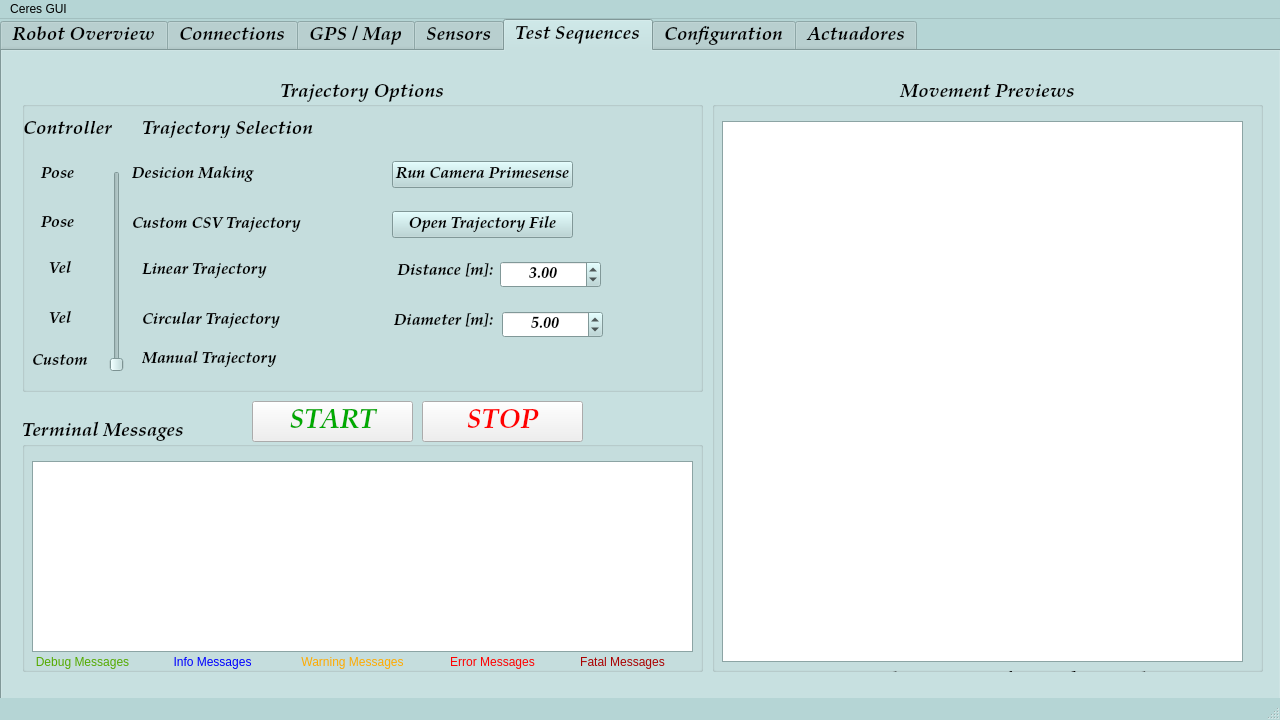
First picture: the form in ceres/gui/mainwindow.ui, repository RobiDeantonio/CERES-gui_and_advanced_Navigation, before the edit.
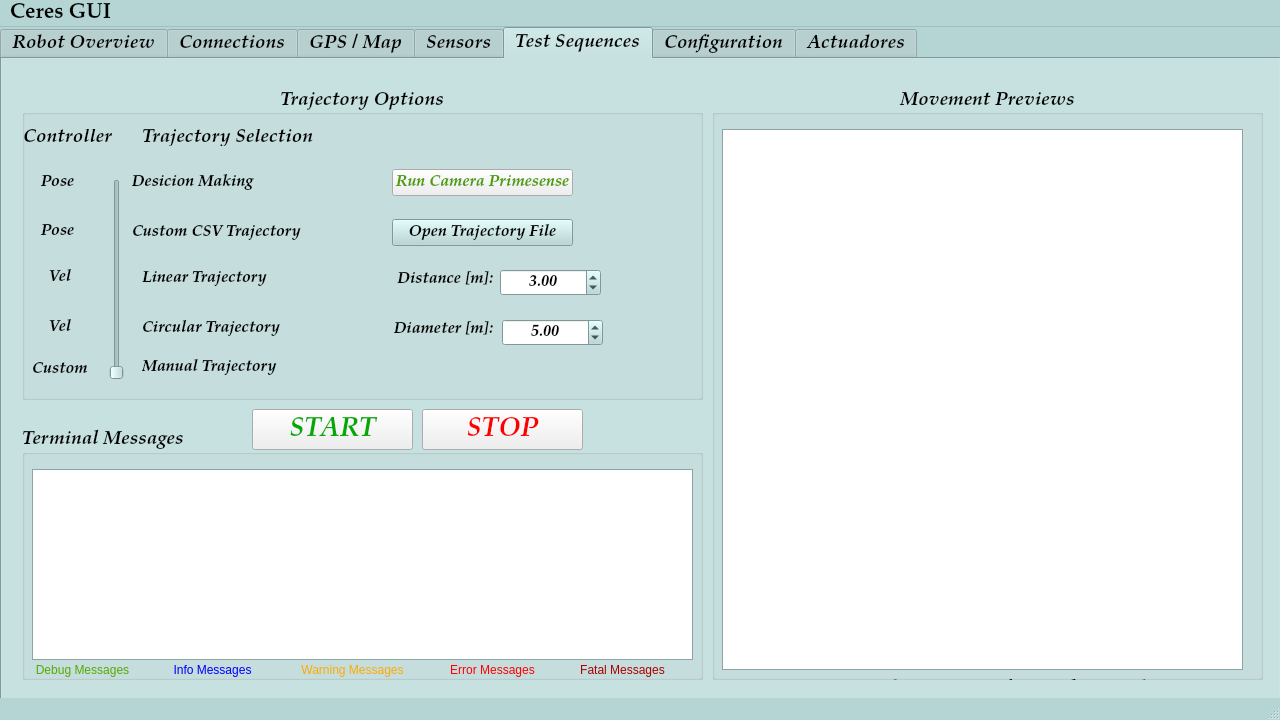
Second picture: the form after the edit. The open tabs and pages were chosen to show the change. Icons and pictures are not drawn. Custom widgets are drawn as their Qt base class.

What changed in the file:
```diff
--- a/ceres/gui/mainwindow.ui
+++ b/ceres/gui/mainwindow.ui
@@ -5250,6 +5250,9 @@
          <bold>true</bold>
         </font>
        </property>
+       <property name="styleSheet">
+        <string notr="true">color: rgb(79, 158, 0);</string>
+       </property>
        <property name="text">
         <string>Run Camera Primesense</string>
        </property>
@@ -11072,9 +11075,18 @@
      <x>0</x>
      <y>0</y>
      <width>1280</width>
-     <height>24</height>
+     <height>33</height>
     </rect>
    </property>
+   <property name="font">
+    <font>
+     <family>URW Palladio L</family>
+     <pointsize>16</pointsize>
+     <weight>75</weight>
+     <italic>false</italic>
+     <bold>true</bold>
+    </font>
+   </property>
    <widget class="QMenu" name="menuCeres_GUI">
     <property name="title">
      <string>Ceres GUI</string>
```
Left out of the diff: 19 changed lines with no effect on the pictures.
